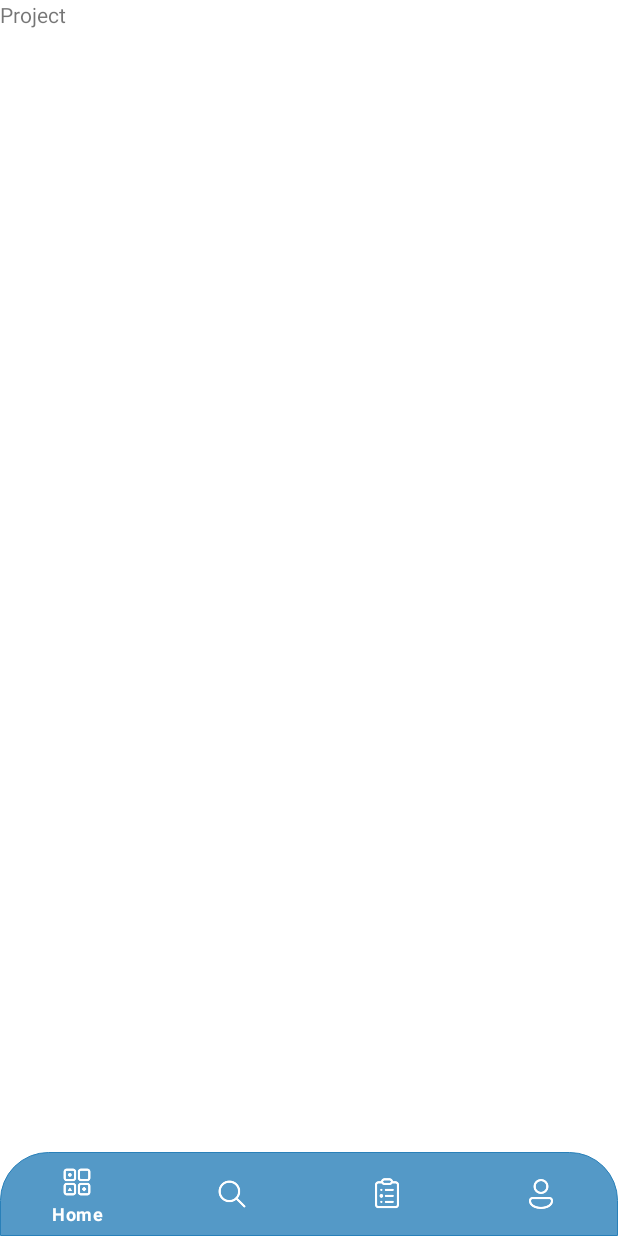
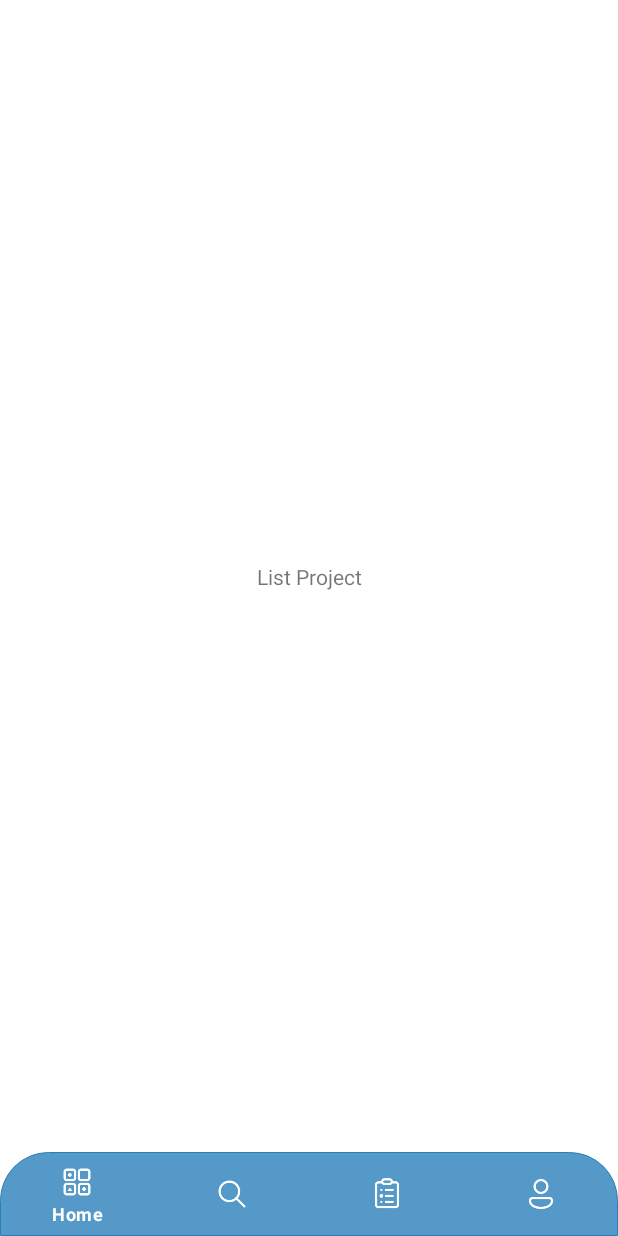
Before and after one commit to ndraa124/wjobsid-app-android, an Android app: the fragment ProjectFragment placed in its activity, on a phone screen of 412 x 824 dp. Run offline under Robolectric (Android 15) with nearby library versions, the light colour scheme and no system bars.

Commit message:
update app

```diff
--- a/app/src/main/java/com/id124/wjobsid/activity/ProfileDetailActivity.kt
+++ b/app/src/main/java/com/id124/wjobsid/activity/ProfileDetailActivity.kt
@@ -4,7 +4,7 @@ import android.os.Bundle
 import android.util.Log
 import android.view.View
 import androidx.appcompat.app.AppCompatActivity
-import com.id124.wjobsid.PerformancePagerAdapter
+import com.id124.wjobsid.helper.ViewPagerAdapter
 import com.id124.wjobsid.R
 import com.id124.wjobsid.fragment.ExperienceFragment
 import com.id124.wjobsid.fragment.PortfolioFragment
@@ -20,7 +20,7 @@ class ProfileDetailActivity : AppCompatActivity(), View.OnClickListener {
         sharedPreference = SharedPreference(this@ProfileDetailActivity)
 
         tab_layout.setupWithViewPager(view_pager)
-        val adapter = PerformancePagerAdapter(supportFragmentManager)
+        val adapter = ViewPagerAdapter(supportFragmentManager)
 
         adapter.addFrag(PortfolioFragment(), "Portfolio")
         adapter.addFrag(ExperienceFragment(), "Experience")
--- a/app/src/main/java/com/id124/wjobsid/fragment/ProfileFragment.kt
+++ b/app/src/main/java/com/id124/wjobsid/fragment/ProfileFragment.kt
@@ -6,7 +6,7 @@ import android.view.LayoutInflater
 import android.view.View
 import android.view.ViewGroup
 import androidx.fragment.app.Fragment
-import com.id124.wjobsid.PerformancePagerAdapter
+import com.id124.wjobsid.helper.ViewPagerAdapter
 import com.id124.wjobsid.R
 import com.id124.wjobsid.helper.SharedPreference
 import com.id124.wjobsid.activity.SettingsActivity
@@ -39,7 +39,7 @@ class ProfileFragment : Fragment(), View.OnClickListener {
 
     private fun setContentViewEngineer(view: View) {
         view.tab_layout.setupWithViewPager(view.view_pager)
-        val adapter = PerformancePagerAdapter(childFragmentManager)
+        val adapter = ViewPagerAdapter(childFragmentManager)
 
         adapter.addFrag(PortfolioFragment(), "Portfolio")
         adapter.addFrag(ExperienceFragment(), "Experience")
--- a/app/src/main/java/com/id124/wjobsid/PerformancePagerAdapter.kt
+++ b/app/src/main/java/com/id124/wjobsid/helper/ViewPagerAdapter.kt
@@ -1,10 +1,10 @@
-package com.id124.wjobsid
+package com.id124.wjobsid.helper
 
 import androidx.fragment.app.Fragment
 import androidx.fragment.app.FragmentManager
 import androidx.fragment.app.FragmentStatePagerAdapter
 
-class PerformancePagerAdapter(fm: FragmentManager) : FragmentStatePagerAdapter(fm, BEHAVIOR_RESUME_ONLY_CURRENT_FRAGMENT) {
+class ViewPagerAdapter(fm: FragmentManager) : FragmentStatePagerAdapter(fm, BEHAVIOR_RESUME_ONLY_CURRENT_FRAGMENT) {
     private val mFragmentList: MutableList<Fragment> = ArrayList()
     private val mFragmentTitleList: MutableList<String> = ArrayList()
 
--- a/app/src/main/java/com/id124/wjobsid/helper/WrapContentViewPager.kt
+++ b/app/src/main/java/com/id124/wjobsid/helper/WrapContentViewPager.kt
@@ -4,7 +4,6 @@ import android.content.Context
 import android.util.AttributeSet
 import android.view.View
 import androidx.viewpager.widget.ViewPager
-
 
 class WrapContentViewPager : ViewPager {
     constructor(context: Context?) : super(context!!) {
--- a/app/src/main/res/layout/fragment_project.xml
+++ b/app/src/main/res/layout/fragment_project.xml
@@ -1,5 +1,6 @@
 <?xml version="1.0" encoding="utf-8"?>
-<FrameLayout xmlns:android="http://schemas.android.com/apk/res/android"
+<androidx.constraintlayout.widget.ConstraintLayout xmlns:android="http://schemas.android.com/apk/res/android"
+    xmlns:app="http://schemas.android.com/apk/res-auto"
     xmlns:tools="http://schemas.android.com/tools"
     android:layout_width="match_parent"
     android:layout_height="match_parent"
@@ -7,8 +8,12 @@
 
     <!-- TODO: Update blank fragment layout -->
     <TextView
-        android:layout_width="match_parent"
-        android:layout_height="match_parent"
-        android:text="@string/project" />
+        android:layout_width="wrap_content"
+        android:layout_height="wrap_content"
+        android:text="@string/project"
+        app:layout_constraintBottom_toBottomOf="parent"
+        app:layout_constraintEnd_toEndOf="parent"
+        app:layout_constraintStart_toStartOf="parent"
+        app:layout_constraintTop_toTopOf="parent" />
 
-</FrameLayout>
+</androidx.constraintlayout.widget.ConstraintLayout>
--- a/app/src/main/res/values/strings.xml
+++ b/app/src/main/res/values/strings.xml
@@ -9,7 +9,7 @@
     <!-- Menu Bottom Navigation -->
     <string name="home">Home</string>
     <string name="search">Search</string>
-    <string name="project">Project</string>
+    <string name="project">List Project</string>
     <string name="profile">Profile</string>
 
     <!-- Onboarding Page -->
```
